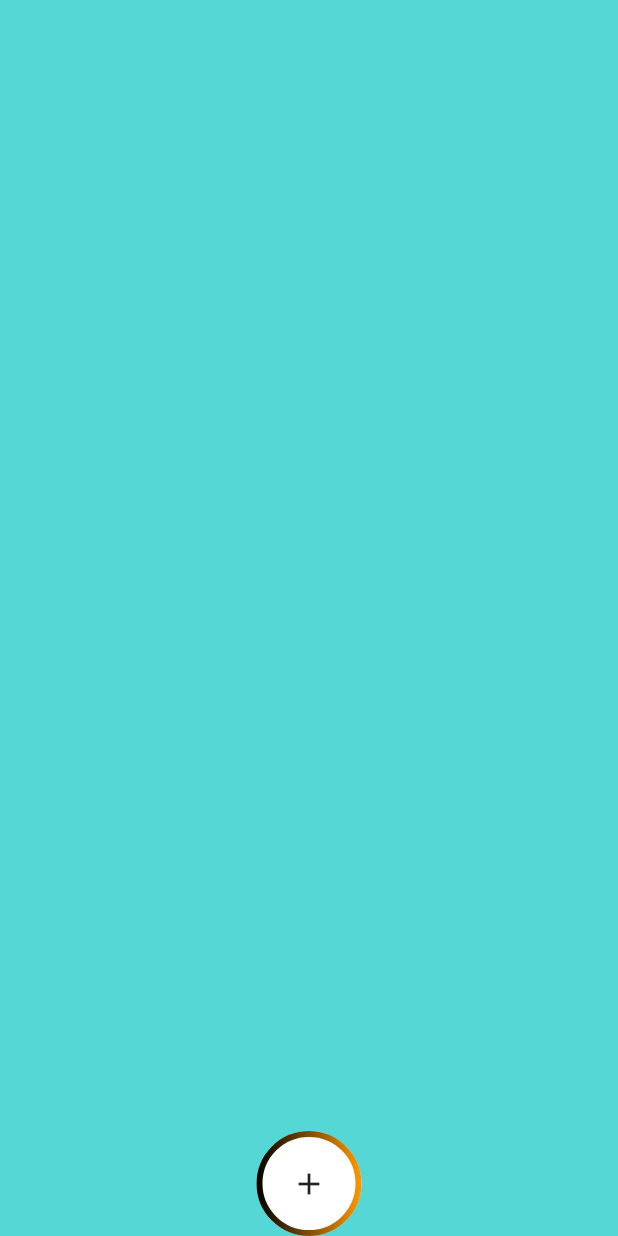
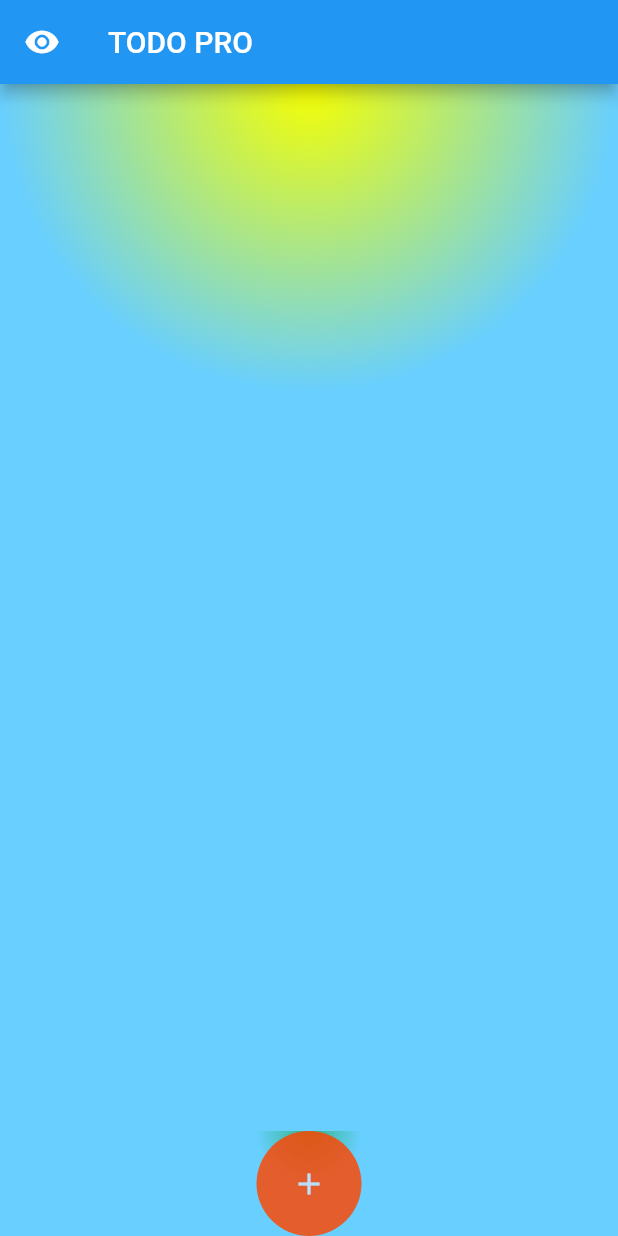
Before and after one commit to abhijithu1/theultimatetodo, a Flutter app: the screen it shows after launch, on a phone screen of 412 x 824 dp. Run offline on Flutter 3.47's test engine with Material 2 defaults, Android fonts, the phone set to English and light mode, and no system bars; drawn by our look-alikes of outline_gradient_button.

```diff
--- a/lib/main.dart
+++ b/lib/main.dart
@@ -1,5 +1,4 @@
 import 'package:flutter/material.dart';
-import 'package:outline_gradient_button/outline_gradient_button.dart';
 
 void main() {
   runApp(const MyApp());
@@ -13,8 +12,7 @@ class MyApp extends StatelessWidget {
     return MaterialApp(
       debugShowCheckedModeBanner: false,
       title: 'TODO PRO',
-      theme: ThemeData(
-      ),
+      theme: ThemeData(),
       home: const ScreenHome(),
     );
   }
@@ -26,24 +24,90 @@ class ScreenHome extends StatelessWidget {
   @override
   Widget build(BuildContext context) {
     return Scaffold(
-      backgroundColor: const Color.fromRGBO(85, 215, 213, 1),
-      bottomNavigationBar: Row(
+      backgroundColor: const Color.fromRGBO(220, 254, 253, 1),
+      body: Container(
+        height: double.infinity,
+        width: double.infinity,
+        decoration: const BoxDecoration(
+            gradient: RadialGradient(center: Alignment.topCenter, colors: [
+          Color.fromARGB(255, 246, 255, 0),
+          Color.fromARGB(255, 104, 207, 255)
+        ])),
+      ),
+      bottomNavigationBar: Container(
+        decoration: const BoxDecoration(
+          gradient: RadialGradient(
+            center: Alignment.topCenter,
+            colors: [
+              Color.fromARGB(255, 48, 181, 130),
+              Color.fromARGB(255, 104, 207, 255)
+            ],
+          ),
+        ),
+        child: Row(
           mainAxisAlignment: MainAxisAlignment.center,
           children: [
             SizedBox(
               height: 70,
               width: 70,
-            child: OutlineGradientButton(
-              gradient: LinearGradient(colors: [Colors.black, Colors.orange]),
-              strokeWidth: 4,
-              radius: Radius.circular(35),
-              backgroundColor: Colors.white,
-              child: Icon(Icons.add),
-
+              child: CircleAvatar(
+                backgroundColor: const Color.fromRGBO(255, 68, 0, 0.822),
+                child: IconButton(
+                  icon: const Icon(Icons.add),
+                  onPressed: () {},
+                  style: const ButtonStyle(
+                      backgroundColor: MaterialStatePropertyAll(
+                          Color.fromARGB(255, 0, 0, 0)),
+                      elevation: MaterialStatePropertyAll(10),
+                      iconSize: MaterialStatePropertyAll(75)),
+                ),
               ),
             ),
           ],
         ),
+      ),
+      drawer: Drawer(
+        elevation: 10,
+        shadowColor: Colors.red,
+        surfaceTintColor: Colors.pink,
+        child: Container(
+          height: double.infinity,
+          width: double.infinity,
+          decoration: const BoxDecoration(
+            gradient: RadialGradient(
+              center: Alignment.center,
+              colors: [
+                Color.fromARGB(255, 248, 144, 54),
+                Color.fromARGB(255, 255, 242, 125),
+              ],
+              focalRadius: 100,
+            ),
+          ),
+          child: ListView(
+            padding: EdgeInsets.zero,
+            children: const [
+              DrawerHeader(
+                child: Text("TESTING"),
+              )
+            ],
+          ),
+        ),
+      ),
+      appBar: AppBar(
+        title: const Text(
+          "TODO PRO",
+          style: TextStyle(),
+        ),
+        leading: Builder(
+          builder: (BuildContext context) {
+            return IconButton(
+                onPressed: () {
+                  Scaffold.of(context).openDrawer();
+                },
+                icon: const Icon(Icons.remove_red_eye));
+          },
+        ),
+      ),
     );
   }
 }
--- a/pubspec.yaml
+++ b/pubspec.yaml
@@ -30,7 +30,6 @@ environment:
 dependencies:
   flutter:
     sdk: flutter
-  outline_gradient_button: ^2.0.1+1
 
   # The following adds the Cupertino Icons font to your application.
   # Use with the CupertinoIcons class for iOS style icons.
```
Also changed, not shown: pubspec.lock. Lines whose indentation alone changed are shown as unchanged.
